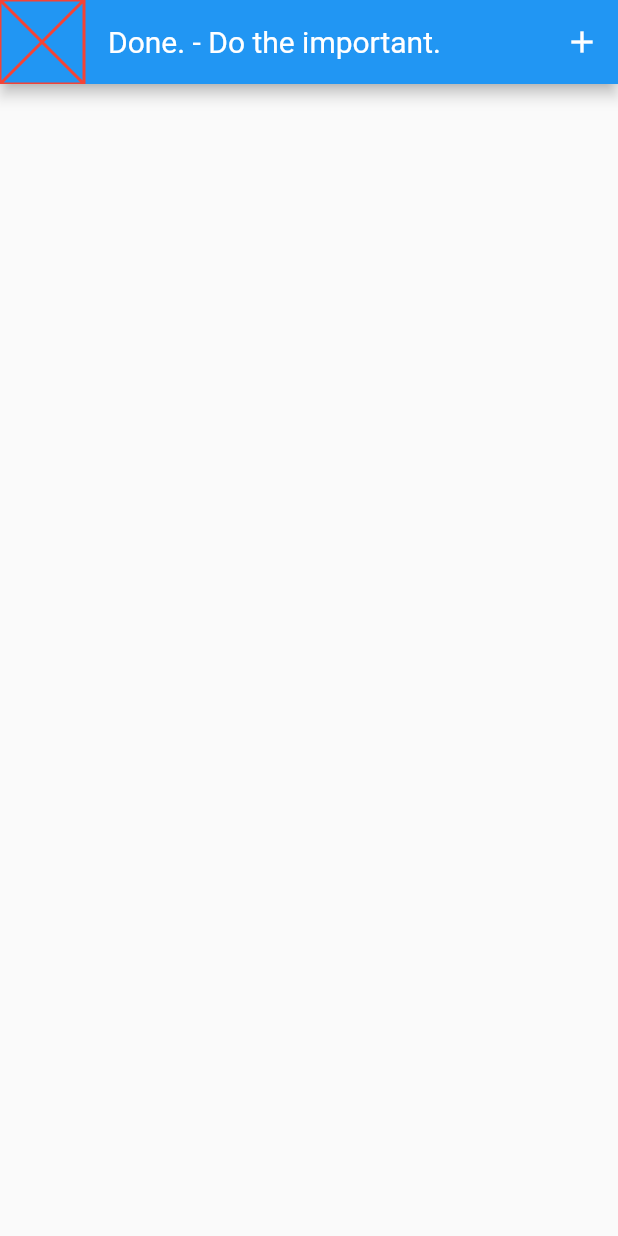
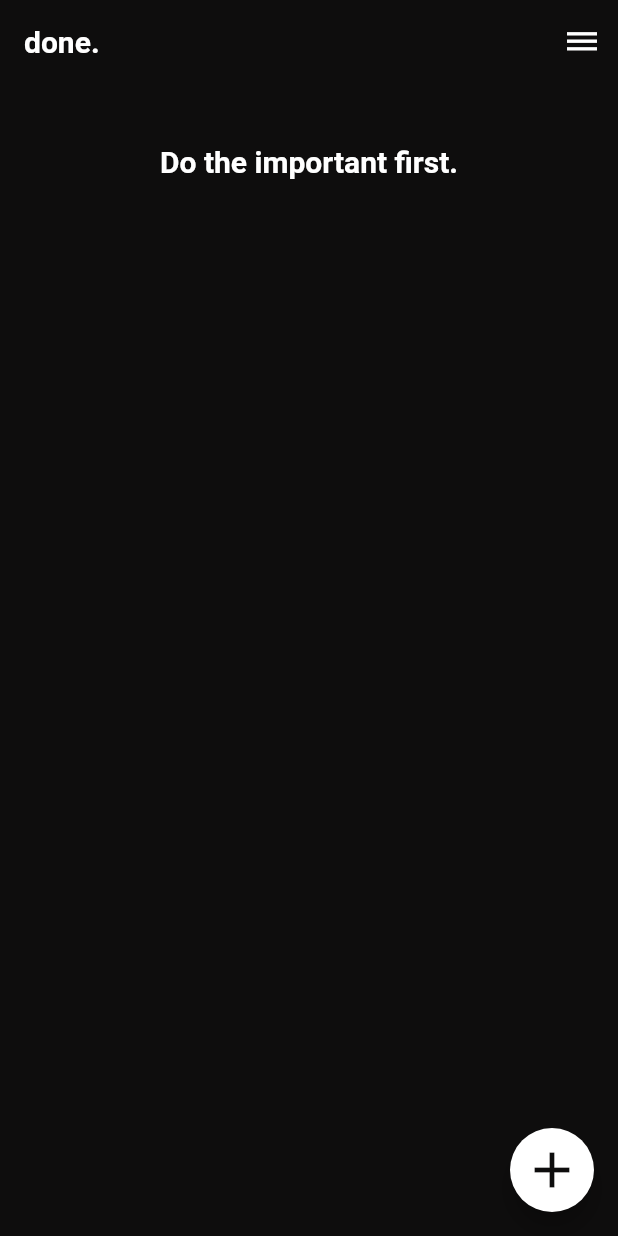
Before and after one commit to brunomarcosluz/DoneTaskApp, a Flutter app: the screen it shows after launch, on a phone screen of 412 x 824 dp. Run offline on Flutter 3.47's test engine with Material 2 defaults, Android fonts, the phone set to English and light mode, and no system bars; missing offline and left inert: dart:ffi.

Commit message:
Criação da Home Page do Done.

```diff
--- a/done_task_app/lib/main.dart
+++ b/done_task_app/lib/main.dart
@@ -1,5 +1,5 @@
+import 'dart:ffi';
 import 'package:flutter/material.dart';
-import 'package:google_fonts/google_fonts.dart';
 
 void main() => runApp(const DoneTaskApp());
 
@@ -8,10 +8,39 @@ class DoneTaskApp extends StatelessWidget {
 
   @override
   Widget build(BuildContext context) {
+
+    final ThemeData tema = ThemeData();
+
     return MaterialApp(
-      title: 'Done. - Do the important.',
-      //debugShowCheckedModeBanner: false,
-      theme: ThemeData(primarySwatch: Colors.blue),
+      title: 'Done.',
+      theme: tema.copyWith(
+        colorScheme: tema.colorScheme.copyWith(
+          primary: Color.fromARGB(255, 14, 13, 13),
+          secondary: Colors.white,
+        ),
+        textTheme: tema.textTheme.copyWith(
+          headline1: TextStyle(
+            fontFamily: 'Roboto',
+            fontSize: 20,
+            fontWeight: FontWeight.bold,
+            color: Colors.white
+          ),
+          headline6: TextStyle(
+            fontFamily: 'Roboto',
+            fontSize: 16,
+            fontWeight: FontWeight.w400,
+            color: Colors.white
+          ),
+        ),
+        appBarTheme: AppBarTheme(
+          titleTextStyle: TextStyle(
+            fontFamily: 'Roboto',
+            fontSize: 20,
+            fontWeight: FontWeight.bold,
+            color: Colors.white,
+          ),
+        ),
+      ),
       home: HomePage(),
     );
   }
@@ -24,20 +53,48 @@ class HomePage extends StatelessWidget {
   Widget build(BuildContext context) {
     return Scaffold(
       appBar: AppBar(
-        title: Text(
-            'Done. - Do the important.',
-             style: GoogleFonts.roboto(),),
-        leading: Placeholder(
-          color: Colors.red,
-        ),
-        actions: <Widget>[
+        elevation: 0,
+        backgroundColor: Color.fromARGB(255, 14, 13, 13),
+        title: const Text('done.'),
+        actions: [
           IconButton(
-            icon: const Icon(Icons.add),
-            tooltip: "You Completed Task's",
-            onPressed: () {},
-          )
+            onPressed: (){},
+            icon: const Icon(Icons.dehaze),
+          ),
         ],
       ),
+      body: SingleChildScrollView(
+        child: Column(
+          crossAxisAlignment: CrossAxisAlignment.stretch,
+          children: [
+            Container(
+              margin: EdgeInsets.all(40),
+              child: Text(
+                'Do the important first.',
+                style: Theme.of(context).textTheme.headline1,
+                textAlign: TextAlign.center,
+              ),
+            ),
+
+            // Criar container das tarefas pendentes aqui
+
+
+            // Criar Container das tarefas concluidas aqui
+
+          ], // Fim dos filhos da Coluna
+        ),
+      ),
+      floatingActionButton: FloatingActionButton(
+        child: Icon(
+          Icons.add,
+          size: 40,
+          color: Color.fromARGB(255, 14, 13, 13),
+          semanticLabel: 'Create a new task pressing here',
+        ),
+        onPressed: (){},
+      ),
+      floatingActionButtonLocation: FloatingActionButtonLocation.endFloat,
+      backgroundColor: Color.fromARGB(255, 14, 13, 13),
     );
   }
 }
```
Also changed, not shown: done_task_app/lib/components/task-done.dart (added, +15 -0 lines), done_task_app/lib/components/task-form.dart (added, +15 -0 lines), done_task_app/lib/components/task-pending.dart (added, +12 -0 lines), done_task_app/lib/models/tasks.dart (added, +15 -0 lines), done_task_app/pubspec.yaml (+14 -9 lines), done_task_app/pubspec.lock, 1 other file.
